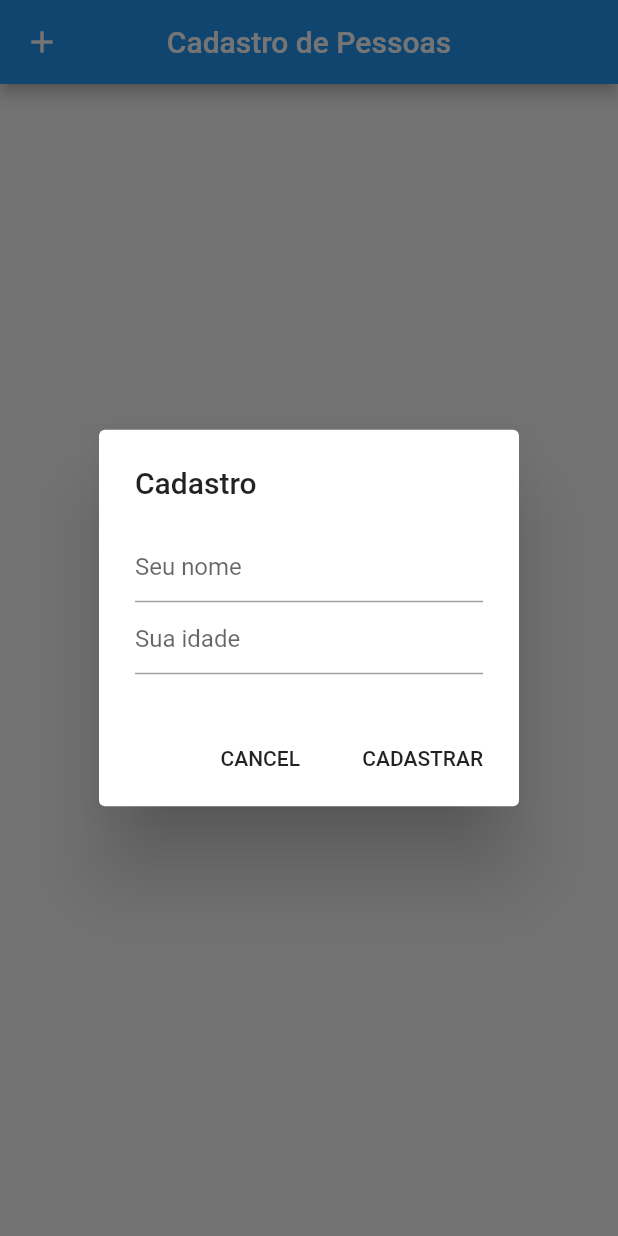
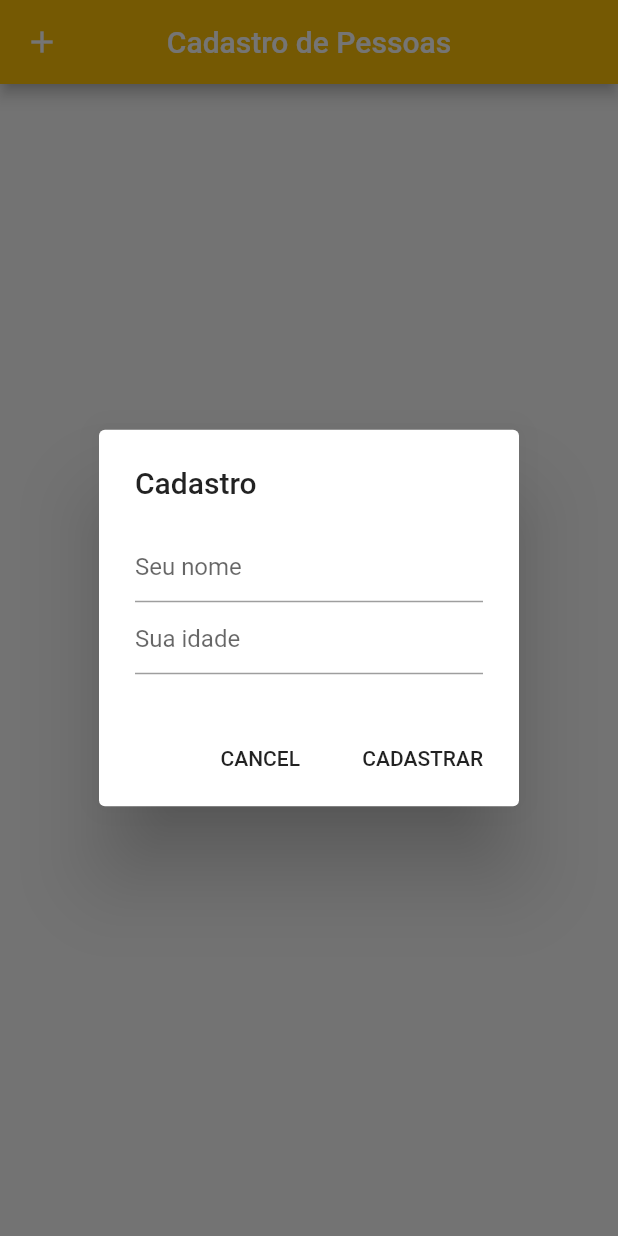
Before and after one commit to israelhudson/crud_com_provider, a Flutter app: the screen it shows after launch, after a tap on the "add" icon, on a phone screen of 412 x 824 dp. Run offline on Flutter 3.47's test engine with Material 2 defaults, Android fonts, the phone set to English and light mode, and no system bars.

Commit message:
começando a criar e update

```diff
--- a/crud_com_provider/lib/HomeScreen.dart
+++ b/crud_com_provider/lib/HomeScreen.dart
@@ -11,33 +11,26 @@ class HomeScreen extends StatelessWidget {
   Widget build(BuildContext context) {
     var peoples = Provider.of<PeopleModel>(context);
 
-    //peoples.create(new People(2, "Fabricia", 22));
-    //peoples.create(new People(3, "Daniel", 25));
-
-    //peoples.items.forEach((p)=>print(p.namePeople));
-
     return Scaffold(
       appBar: AppBar(
         title: Text("Cadastro de Pessoas"),
         centerTitle: true,
         leading: GestureDetector(
-          onTap: () => _displayDialog(context),
-//              peoples.create(
-//                new People(1, "Israel", 26),
-//              ),
+          onTap: () => _displayDialog(context, null),
           child: Icon(Icons.add),
         ),
+        backgroundColor: Colors.amber,
       ),
       body: Container(
-        width: double.maxFinite,
-        height: 500,
-        child: ListView.builder(
+        height: double.maxFinite,
+        child: peoples.items.isNotEmpty ? ListView.builder(
             padding: const EdgeInsets.all(8.0),
             //itemCount: entries.length,
             itemCount: peoples.items.length,
             itemBuilder: (BuildContext context, int index) {
               return InkWell(
                 onTap: () => peoples.delete(peoples.items[index]),
+                onLongPress: ()=> _displayDialog(context, peoples.items[index]),
                 child: Container(
                   height: 50,
                   child: Center(child: Row(
@@ -50,13 +43,17 @@ class HomeScreen extends StatelessWidget {
                   )),
                 ),
               );
-            }),
+            }) : Center(child: Text("Nenhuma pessoa cadastrada"),),
       ),
     );
   }
 
-  _displayDialog(BuildContext context) async {
+  _displayDialog(BuildContext context, People people) async {
     var peoples = Provider.of<PeopleModel>(context);
+    if(people != null){
+      int id = people.idPeople;
+      _namePeopleController.text = people.namePeople;
+    }
     return showDialog(
         context: context,
         builder: (context) {
@@ -73,6 +70,7 @@ class HomeScreen extends StatelessWidget {
                   TextField(
                     controller: _agePeopleController,
                     decoration: InputDecoration(hintText: "Sua idade"),
+                    keyboardType: TextInputType.number,
                   ),
                 ],
               ),
@@ -89,7 +87,7 @@ class HomeScreen extends StatelessWidget {
               FlatButton(
                 child: Text('CADASTRAR'),
                 onPressed: () {
-                  peoples.create(new People(peoples.getLastId(), _namePeopleController.text, 80));
+                  peoples.create(new People(peoples.getLastId(), _namePeopleController.text, 50));
                   _namePeopleController.clear();
                   _agePeopleController.clear();
                   Navigator.of(context).pop();
```
